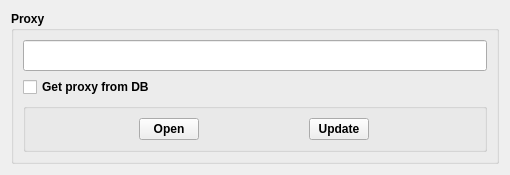
This is ui_raw/open_Brower.ui in NguyenKzHSpace/fb_manage_v2 as Qt 5 draws it before an edit. The edited form follows.
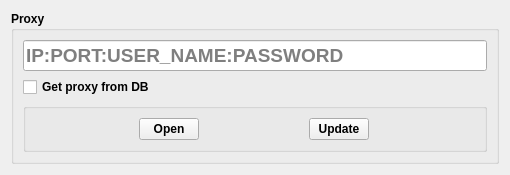
This is the edited form.

Commit message: [ADD] Auto add proxy

Patch:
```diff
--- a/ui_raw/open_Brower.ui
+++ b/ui_raw/open_Brower.ui
@@ -33,6 +33,12 @@
           <pointsize>14</pointsize>
          </font>
         </property>
+        <property name="inputMask">
+         <string/>
+        </property>
+        <property name="placeholderText">
+         <string>IP:PORT:USER_NAME:PASSWORD</string>
+        </property>
        </widget>
       </item>
       <item>
```
The commit also changes 2 other files.
